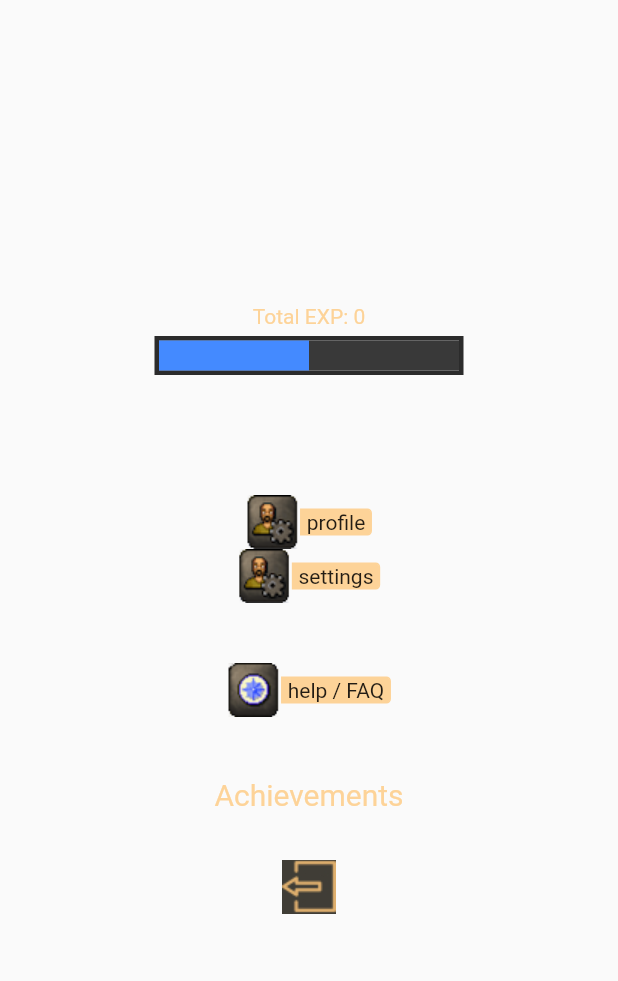
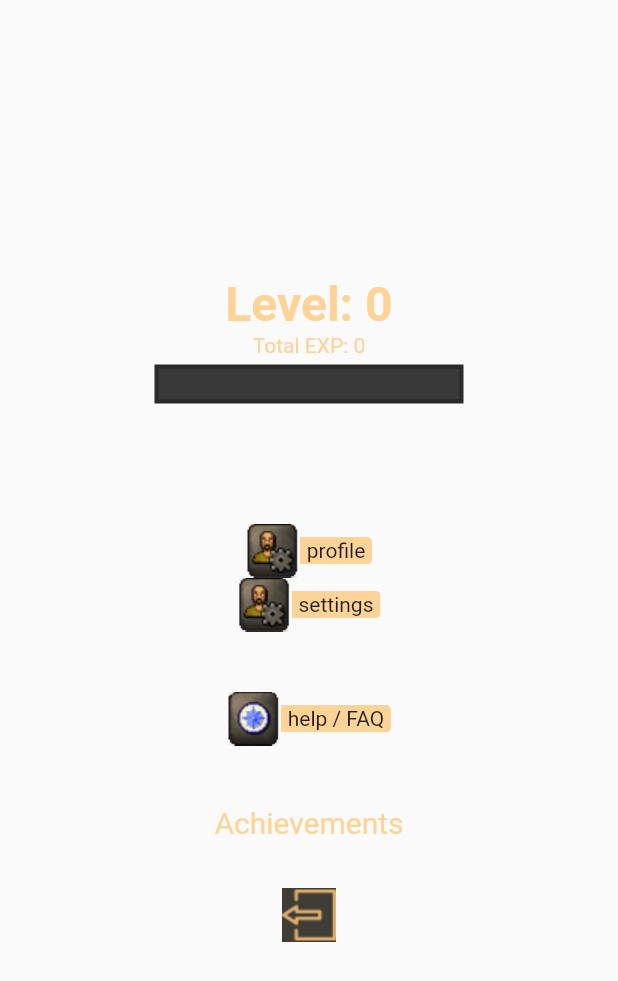
Before and after one commit to mash808/hackathon, a Flutter app: the Profile widget shown alone on an empty page, opened directly, on a phone screen of 412 x 824 dp. Shown: the top 981 px of the screen. Run offline on Flutter 3.47's test engine with Material 2 defaults, Android fonts, the light colour scheme and no system bars; our stand-ins replace flutter_riverpod, hive, hive_flutter; accounts and stored records are empty.

Commit message:
exp calc working

```diff
--- a/lib/global_state/global_provider.dart
+++ b/lib/global_state/global_provider.dart
@@ -18,8 +18,8 @@ final expLevel = StateNotifierProvider<SetLevel, int>((ref) {
 
 class SetLevel extends StateNotifier<int> {
   SetLevel() : super(0);
-  void setLevel(int newLevel) {
-    state = newLevel;
+  void setLevel(int level) {
+    state = level;
   }
 }
 
--- a/lib/profile_screen/profile.dart
+++ b/lib/profile_screen/profile.dart
@@ -29,6 +29,23 @@ class _ProfileState extends ConsumerState<Profile> {
           scrollDirection: Axis.vertical,
           shrinkWrap: true,
           children: [
+            Container(
+                child: Row(
+              mainAxisAlignment: MainAxisAlignment.center,
+              crossAxisAlignment: CrossAxisAlignment.start,
+              children: [
+                Text('Level: ',
+                    style: TextStyle(
+                        color: kTextCream,
+                        fontSize: 32,
+                        fontWeight: FontWeight.bold)),
+                Text((expcount ~/ 200).toString(),
+                    style: TextStyle(
+                        color: kTextCream,
+                        fontSize: 32,
+                        fontWeight: FontWeight.bold))
+              ],
+            )),
             Column(children: [
               Row(
                 mainAxisAlignment: MainAxisAlignment.center,
@@ -109,13 +126,19 @@ class ProfileHeader extends StatelessWidget {
 }
 
 // This widget contains the XP Bar and decorations
-class XPRow extends StatelessWidget {
+class XPRow extends ConsumerStatefulWidget {
   const XPRow({
     Key? key,
   }) : super(key: key);
 
   @override
+  ConsumerState<XPRow> createState() => _XPRowState();
+}
+
+class _XPRowState extends ConsumerState<XPRow> {
+  @override
   Widget build(BuildContext context) {
+    final expcount = ref.watch(expLevel.notifier).state;
     return Row(
       mainAxisAlignment: MainAxisAlignment.center,
       children: [
@@ -124,11 +147,11 @@ class XPRow extends StatelessWidget {
             decoration: BoxDecoration(
                 border: Border.all(
                     color: Color.fromARGB(255, 43, 43, 43), width: 3)),
-            child: const LinearProgressIndicator(
+            child: LinearProgressIndicator(
               valueColor: AlwaysStoppedAnimation(Colors.blueAccent),
               backgroundColor: Color.fromARGB(255, 57, 57, 57),
               color: Color.fromARGB(255, 27, 134, 221),
-              value: 0.5,
+              value: ((expcount % 200) / 200),
               minHeight: 20,
             ))
       ],
```
